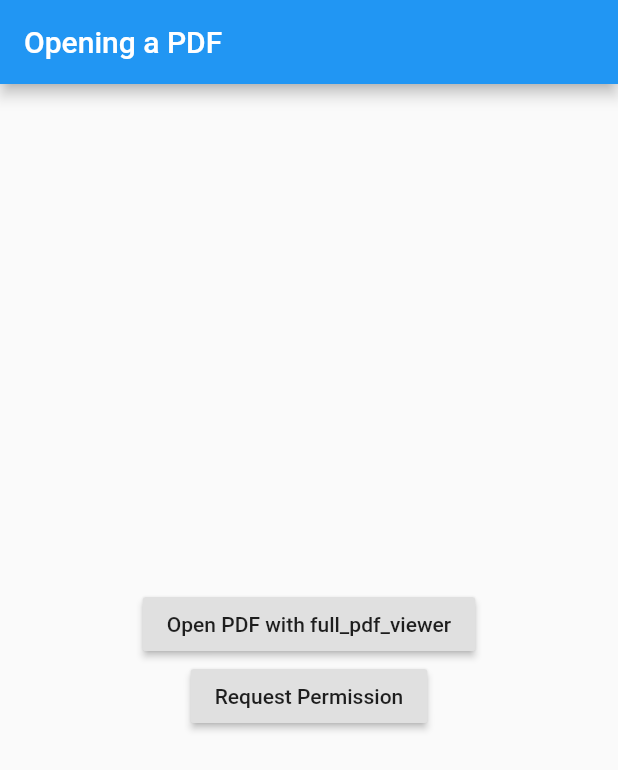
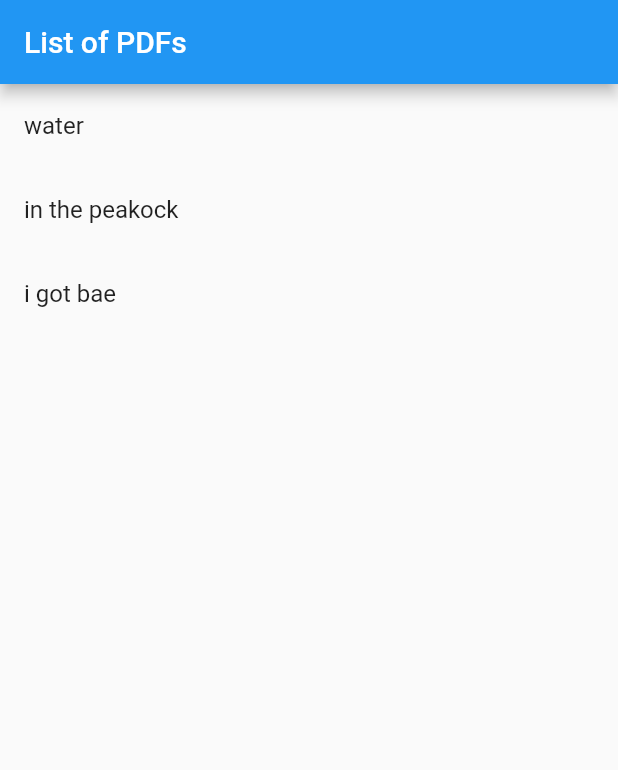
Before and after one commit to lawRathod/dndr, a Flutter app: the screen it shows after launch, on a phone screen of 412 x 824 dp. Shown: the top 770 px of the screen. Run offline on Flutter 3.47's test engine with Material 2 defaults, Android fonts, the phone set to English and light mode, and no system bars; our stand-ins replace permission_handler.

Commit message:
added permission logic and structural changes

```diff
--- /dev/null
+++ b/lib/listmaker.dart
@@ -0,0 +1,33 @@
+import "package:flutter/material.dart";
+
+class Pager extends StatefulWidget {
+  final _items;
+  Pager(this._items, {Key key}) : super(key: key);
+
+  @override
+  _PagerState createState() => _PagerState();
+}
+
+class _PagerState extends State<Pager> {
+
+  Widget _buildlist(){
+    return ListView.builder(
+      itemCount: widget._items.length,
+      itemBuilder: (context, index) {
+        return _buildrow(widget._items[index]);
+      },
+    );
+  }
+  Widget _buildrow(String a){
+    return ListTile(
+      title: Text(
+        a,
+      ),
+    );
+  }
+
+  @override
+  Widget build(BuildContext context) {
+    return _buildlist();
+  }
+}
--- a/lib/main.dart
+++ b/lib/main.dart
@@ -1,106 +1,54 @@
-import 'dart:io';
-import 'dart:typed_data';
-
-import 'package:flutter/material.dart';
-import 'package:flutter_full_pdf_viewer/full_pdf_viewer_scaffold.dart';
-import 'package:path_provider/path_provider.dart';
+import "package:flutter/material.dart";
 import 'package:permission_handler/permission_handler.dart';
-
-const String _documentPath = '/storage/emulated/0/Download/check.pdf';
+import "listmaker.dart";
 
 void main() => runApp(MyApp());
 
-class MyApp extends StatelessWidget {
+class MyApp extends StatefulWidget {
+  MyApp({Key key}) : super(key: key);
+
   @override
-  Widget build(BuildContext context) {
-    return MaterialApp(
-      title: 'Opening a PDF',
-      theme: ThemeData(
-        primarySwatch: Colors.blue,
-      ),
-      home: MyHomePage(),
-    );
-  }
+  _MyAppState createState() => _MyAppState();
 }
 
-class MyHomePage extends StatefulWidget {
-  MyHomePage({Key key}) : super(key: key);
+class _MyAppState extends State<MyApp> {
+  final List<String> listitems = new List();
+
+  Permission storagePerm = Permission.storage;
+  PermissionStatus status = PermissionStatus.undetermined;
 
   @override
-  _MyHomePageState createState() => _MyHomePageState();
-}
-
-class _MyHomePageState extends State<MyHomePage> {
-  // This moves the PDF file from the assets to a place accessible by our PDF viewer.
-
-  final Permission storage_perm = Permission.storage;
-
-  Future<void> requestPermission(Permission permission) async {
-    final status = await permission.request();
+  void initState() {
+    checkStatus(storagePerm);
+    super.initState();
   }
 
-  Future<String> prepareTestPdf() async {
-    final ByteData bytes =
-        await DefaultAssetBundle.of(context).load(_documentPath);
-    final Uint8List list = bytes.buffer.asUint8List();
+  void requestPermission(Permission permission) async {
+    await permission.request();
+  }
 
-    final tempDir = await getTemporaryDirectory();
-    final tempDocumentPath = '${tempDir.path}/$_documentPath';
-
-    final file = await File(tempDocumentPath).create(recursive: true);
-    file.writeAsBytesSync(list);
-    return tempDocumentPath;
+  void checkStatus(Permission permission) async{
+    status = (await permission.status);
+    if(status != PermissionStatus.granted){
+      requestPermission(permission);
+    } else{
+      print(status);
+    }
   }
 
   @override
   Widget build(BuildContext context) {
-    return Scaffold(
-      appBar: AppBar(
-        title: Text("Opening a PDF"),
-      ),
-      body: Center(
-        child: Column(
-          mainAxisAlignment: MainAxisAlignment.center,
-          children: <Widget>[
-            RaisedButton(
-              onPressed: () => {
-                // We need to prepare the test PDF, and then we can display the PDF.
-                prepareTestPdf().then((path) {
-                  Navigator.push(
-                    context,
-                    MaterialPageRoute(
-                        builder: (context) => FullPdfViewerScreen(path)),
-                  );
-                })
-              },
-              child: const Text('Open PDF with full_pdf_viewer'),
+    listitems.add("water");
+    listitems.add("in the peakock");
+    listitems.add("i got bae");
+    return MaterialApp(
+        title: "Home",
+        home: Scaffold(
+            appBar: AppBar(
+              title: Text("List of PDFs"),
             ),
-            RaisedButton(
-              onPressed: () => {
-                // We need to prepare the test PDF, and then we can display the PDF.
-                requestPermission(storage_perm)
-              },
-              child: const Text('Request Permission'),
-
+            body: Pager(listitems)
             )
-          ],
-        ),
-      ),
-    );
+            );
   }
 }
-
-class FullPdfViewerScreen extends StatelessWidget {
-  final String pdfPath;
-
-  FullPdfViewerScreen(this.pdfPath);
-
-  @override
-  Widget build(BuildContext context) {
-    return PDFViewerScaffold(
-        appBar: AppBar(
-          title: Text("Document"),
-        ),
-        path: pdfPath);
-  }
-}
--- a/pubspec.yaml
+++ b/pubspec.yaml
@@ -23,7 +23,6 @@ environment:
 dependencies:
   flutter:
     sdk: flutter
-  flutter_full_pdf_viewer: ^1.0.4
   path_provider: ^0.4.1
   permission_handler: ^5.0.0+hotfix.6
 
```
Also changed, not shown: lib/listpdfs.dart (added), pubspec.lock, screens/pdfviewer.dart (added).
